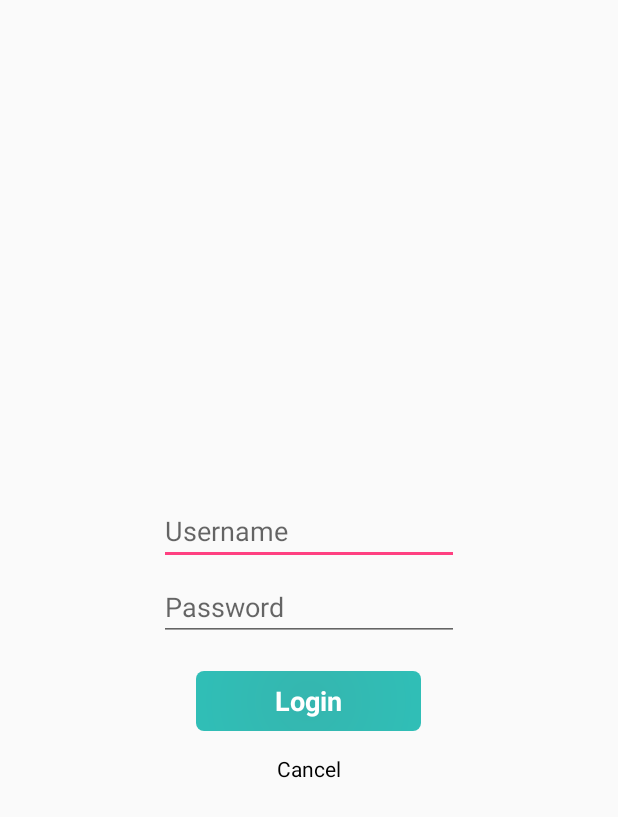
After one commit to jersak/PokeLoc, an Android app: the layout dialog_login.xml on its own in the app's theme, with its tools: preview values and no code run, on a phone screen of 412 x 824 dp. The commit adds this screen. Shown: the top 817 px of the screen. Run offline under Robolectric (Android 15) with nearby library versions, the phone set to English and light mode, and no system bars.

Commit message:
Login implemented

```diff
--- a/app/src/main/AndroidManifest.xml
+++ b/app/src/main/AndroidManifest.xml
@@ -34,7 +34,7 @@
             android:value="@string/google_maps_key" />
 
         <activity
-            android:name="br.com.fastertunnel.pokeloc.MapsActivity"
+            android:name=".ui.MapsActivity"
             android:label="@string/app_name">
             <intent-filter>
                 <action android:name="android.intent.action.MAIN" />
--- a/app/src/main/java/br/com/fastertunnel/pokeloc/utils/Constants.java
+++ b/app/src/main/java/br/com/fastertunnel/pokeloc/utils/Constants.java
@@ -6,10 +6,6 @@ package br.com.fastertunnel.pokeloc.utils;
 public abstract class Constants {
 
     public static final String ON_NEARBY_POKEMON_LIST_UPDATED = "com.com.fastertunnel.pokeloc.ON_NEARBY_POKEMON_LIST_UPDATED";
-
-    public static final String START_SEARCH_POKEMON = "com.com.fastertunnel.pokeloc.START_SEARCH_POKEMON";
-
-    public static final String STOP_SEARCH_POKEMON = "com.com.fastertunnel.pokeloc.STOP_SEARCH_POKEMON";
-
+    public static final String ON_SERVICE_LOGIN_RESULT = "com.com.fastertunnel.pokeloc.ON_SERVICE_LOGIN_RESULT";
 
 }
--- /dev/null
+++ b/app/src/main/res/drawable/button_bg.xml
@@ -0,0 +1,13 @@
+<?xml version="1.0" encoding="utf-8"?>
+<shape xmlns:android="http://schemas.android.com/apk/res/android"
+       android:shape="rectangle">
+
+    <corners android:radius="5dp"/>
+
+    <gradient
+        android:centerColor="#2EC1B9"
+        android:endColor="#2EC1B9"
+        android:gradientRadius="200dp"
+        android:startColor="#35B6AF"
+        android:type="radial"/>
+</shape>
--- /dev/null
+++ b/app/src/main/res/layout/dialog_login.xml
@@ -0,0 +1,52 @@
+<?xml version="1.0" encoding="utf-8"?>
+<LinearLayout
+    xmlns:android="http://schemas.android.com/apk/res/android"
+    android:layout_width="match_parent"
+    android:layout_height="match_parent"
+    android:gravity="center"
+    android:orientation="vertical"
+    android:padding="15dp">
+
+    <TextView
+        android:id="@+id/login_warning_text_view"
+        android:layout_width="wrap_content"
+        android:layout_height="wrap_content"
+        android:gravity="center"
+        android:textColor="@android:color/black"/>
+
+    <EditText
+        android:id="@+id/username_edit_text"
+        android:layout_width="200dp"
+        android:layout_height="wrap_content"
+        android:layout_marginTop="10dp"
+        android:hint="@string/username"/>
+
+    <EditText
+        android:id="@+id/password_edit_text"
+        android:layout_width="200dp"
+        android:layout_height="wrap_content"
+        android:layout_marginTop="5dp"
+        android:hint="@string/password"
+        android:inputType="textPassword"/>
+
+    <TextView
+        android:id="@+id/login_button"
+        android:layout_width="150dp"
+        android:layout_height="40dp"
+        android:layout_marginTop="20dp"
+        android:background="@drawable/button_bg"
+        android:gravity="center"
+        android:text="@string/login"
+        android:textColor="@android:color/white"
+        android:textSize="18sp"
+        android:textStyle="bold"/>
+
+    <TextView
+        android:id="@+id/cancel_button"
+        android:layout_width="wrap_content"
+        android:layout_height="wrap_content"
+        android:layout_marginTop="15dp"
+        android:textColor="@android:color/black"
+        android:text="@string/cancel"/>
+
+</LinearLayout>
--- a/app/src/main/res/values/strings.xml
+++ b/app/src/main/res/values/strings.xml
@@ -2,4 +2,12 @@
     <string name="app_name">PokeLoc</string>
     <string name="title_activity_maps">Map</string>
     <string name="gps_permission_denied">You need to allow GPS usage for this app to work correctly.</string>
+    <string name="login">Login</string>
+    <string name="username">Username</string>
+    <string name="password">Password</string>
+    <string name="disclaimer">Não utilize sua conta principal pois existe o risco de ser banida.</string>
+    <string name="empty_fields">Missing information</string>
+    <string name="login_loading">Loading&#8230;</string>
+    <string name="login_failed_try_again">Login failed, try again.</string>
+    <string name="cancel">Cancel</string>
 </resources>
```
Also changed, not shown: app/src/main/java/br/com/fastertunnel/pokeloc/async/LoginTask.java (+5 -2 lines), app/src/main/java/br/com/fastertunnel/pokeloc/services/MainService.java (+34 -11 lines), app/src/main/java/br/com/fastertunnel/pokeloc/ui/MapsActivity.java (renamed from app/src/main/java/br/com/fastertunnel/pokeloc/MapsActivity.java, +84 -31 lines), app/src/main/java/br/com/fastertunnel/pokeloc/ui/custom/LoginDialog.java (added, +109 -0 lines), app/src/main/java/br/com/fastertunnel/pokeloc/utils/DataManager.java (+24 -1 lines), app/src/main/res/layout/activity_maps.xml (+27 -6 lines), 1 other file.
